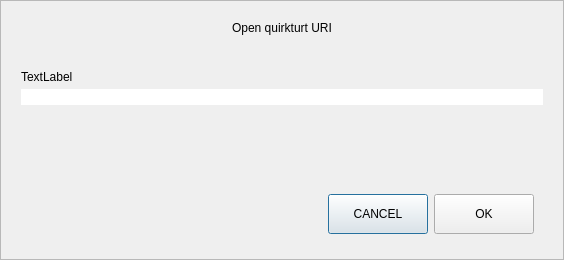
The window that src/qt/forms/openuridialog.ui (Quirky-Turt-Crypto/Quirky-Turt-Coin) describes before a commit, drawn with Qt 5.
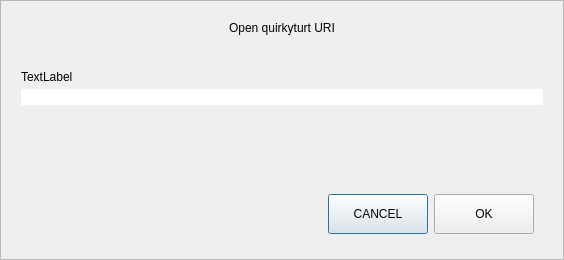
The same window after the commit. Custom widgets are drawn as their Qt base class.

The edit to the form file:
```diff
--- a/src/qt/forms/openuridialog.ui
+++ b/src/qt/forms/openuridialog.ui
@@ -56,7 +56,7 @@
       <item>
        <widget class="QLabel" name="labelTitle">
         <property name="text">
-         <string>Open quirkturt URI</string>
+         <string>Open quirkyturt URI</string>
         </property>
         <property name="alignment">
          <set>Qt::AlignCenter</set>
```
